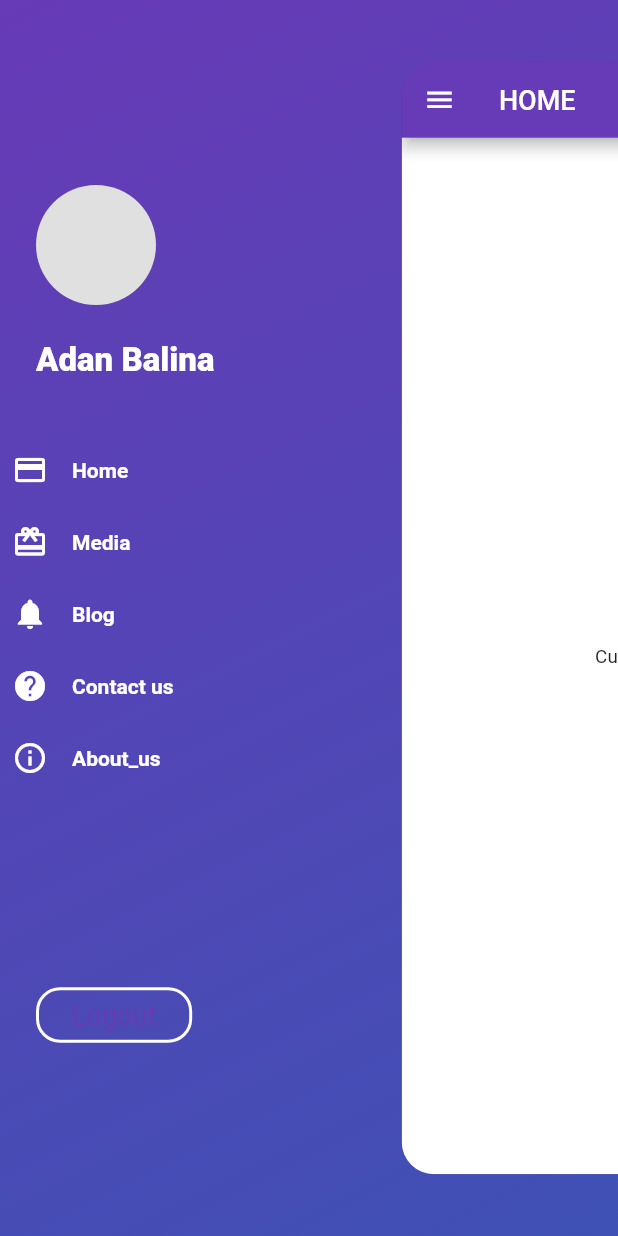
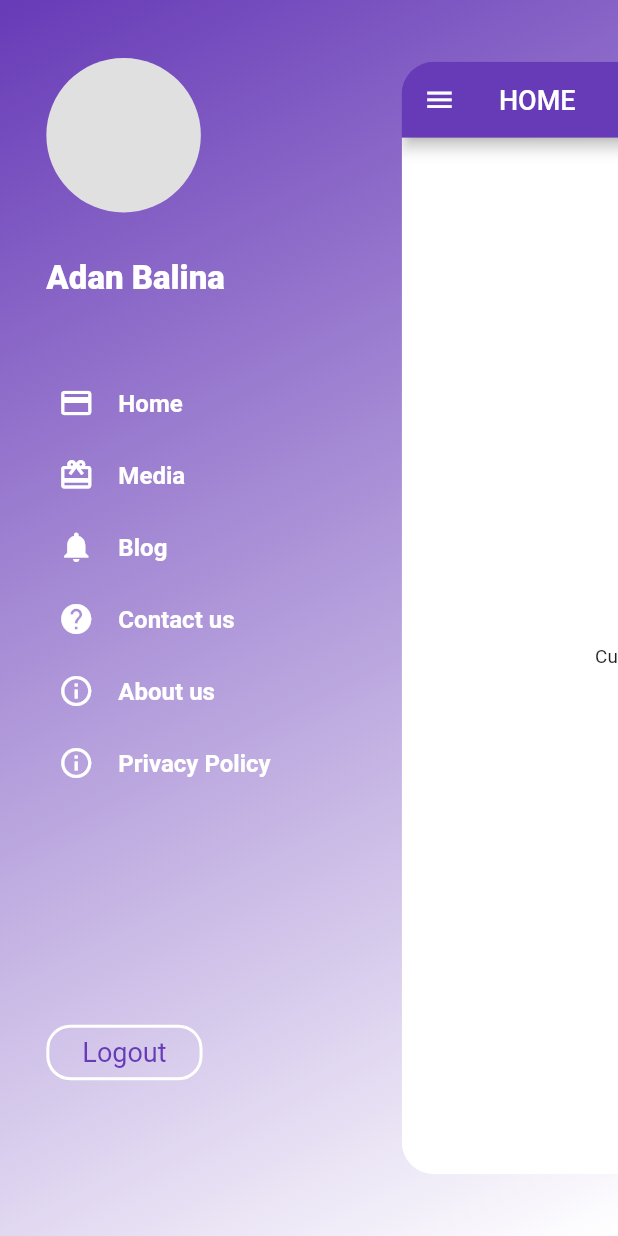
Before and after one commit to shahbhaktidevkrushna/MyDasma, a Flutter app: the HomeScreen widget shown alone on an empty page, opened directly, after a tap on the "menu" icon, on a phone screen of 412 x 824 dp. Run offline on Flutter 3.47's test engine with Material 2 defaults, Android fonts, the phone set to English and light mode, and no system bars; drawn by our look-alikes of flutter_platform_widgets, flutter_zoom_drawer; our stand-ins replace easy_localization, file_picker, flutter_screenutil, flutter_svg, get, google_fonts and 2 more; missing offline and left inert: select_dialog.

Commit message:
Changes in drawer

```diff
--- a/my_dasma/lib/ui/home_screen.dart
+++ b/my_dasma/lib/ui/home_screen.dart
@@ -15,7 +15,8 @@ class HomeScreen extends StatefulWidget {
     MenuItem(tr("Media"), Icons.card_giftcard, 1),
     MenuItem(tr("Blog"), Icons.notifications, 2),
     MenuItem(tr("Contact us"), Icons.help, 3),
-    MenuItem(tr("About_us"), Icons.info_outline, 4),
+    MenuItem(tr("About us"), Icons.info_outline, 4),
+     MenuItem(tr("Privacy Policy"), Icons.info_outline, 5),
   ];
 
   @override
@@ -34,6 +35,7 @@ class _HomeScreenState extends State<HomeScreen> {
 
       //controller: _drawerController,
       style: DrawerStyle.Style1,
+
       menuScreen: MenuScreen(
         HomeScreen.mainMenu,
         callback: _updatePage,
--- a/my_dasma/lib/ui/menu_page.dart
+++ b/my_dasma/lib/ui/menu_page.dart
@@ -5,7 +5,7 @@ import 'package:flutter/foundation.dart';
 import 'package:flutter/material.dart';
 //import 'package:my_dasma/pages/home_screen.dart';
 import 'package:provider/provider.dart';
-
+import 'package:flutter_screenutil/flutter_screenutil.dart';
 import 'home_screen.dart';
 
 class MenuScreen extends StatefulWidget {
@@ -31,7 +31,7 @@ class _MenuScreenState extends State<MenuScreen> {
 
   @override
   Widget build(BuildContext context) {
-    final TextStyle androidStyle = const TextStyle(fontSize: 14, fontWeight: FontWeight.bold, color: Colors.white);
+    final TextStyle androidStyle =  TextStyle(fontSize: 14.sp, fontWeight: FontWeight.bold, color: Colors.white);
     final TextStyle iosStyle = const TextStyle(color: Colors.white);
     final style = kIsWeb
         ? androidStyle
@@ -45,7 +45,7 @@ class _MenuScreenState extends State<MenuScreen> {
           gradient: LinearGradient(
             colors: [
               Theme.of(context).primaryColor,
-              Colors.indigo,
+              Colors.white.withOpacity(0.99),
             ],
             begin: Alignment.topLeft,
             end: Alignment.bottomRight,
@@ -56,12 +56,15 @@ class _MenuScreenState extends State<MenuScreen> {
             mainAxisSize: MainAxisSize.min,
             crossAxisAlignment: CrossAxisAlignment.start,
             children: <Widget>[
-              Spacer(),
+
+              SizedBox(
+                height: 30.h,
+              ),
               Padding(
-                padding: const EdgeInsets.only(bottom: 24.0, left: 24.0, right: 24.0),
+                padding:  EdgeInsets.only(bottom: 24.h, left: 24.h, right: 24.h),
                 child: Container(
-                  width: 80,
-                  height: 80,
+                  width: 80.h,
+                  height: 80.h,
                   decoration: BoxDecoration(
                     color: Colors.grey[300],
                     shape: BoxShape.circle,
@@ -69,7 +72,7 @@ class _MenuScreenState extends State<MenuScreen> {
                 ),
               ),
               Padding(
-                padding: const EdgeInsets.only(bottom: 36.0, left: 24.0, right: 24.0),
+                padding:  EdgeInsets.only(bottom: 36.h, left: 24.h, right: 24.h),
                 child: Text(
                   tr("name"),
                   style: TextStyle(
@@ -81,7 +84,9 @@ class _MenuScreenState extends State<MenuScreen> {
               ),
               Selector<MenuProvider, int>(
                 selector: (_, provider) => provider.currentPage,
-                builder: (_, index, __) => Column(
+                builder: (_, index, __) => Padding(
+                  padding:  EdgeInsets.only(bottom: 36.h, left: 24.h, right: 24.h),
+                  child: Column(
                     mainAxisSize: MainAxisSize.min,
                     crossAxisAlignment: CrossAxisAlignment.start,
                     children: <Widget>[
@@ -98,9 +103,10 @@ class _MenuScreenState extends State<MenuScreen> {
                     ],
                   ),
                 ),
+              ),
               Spacer(),
               Padding(
-                padding: const EdgeInsets.only(left: 24.0, right: 24.0),
+                padding:  EdgeInsets.only(left: 24.h, right: 24.h),
                 child: OutlinedButton(
                   child: Padding(
                     padding: const EdgeInsets.all(8.0),
```
Lines whose indentation alone changed are shown as unchanged.
